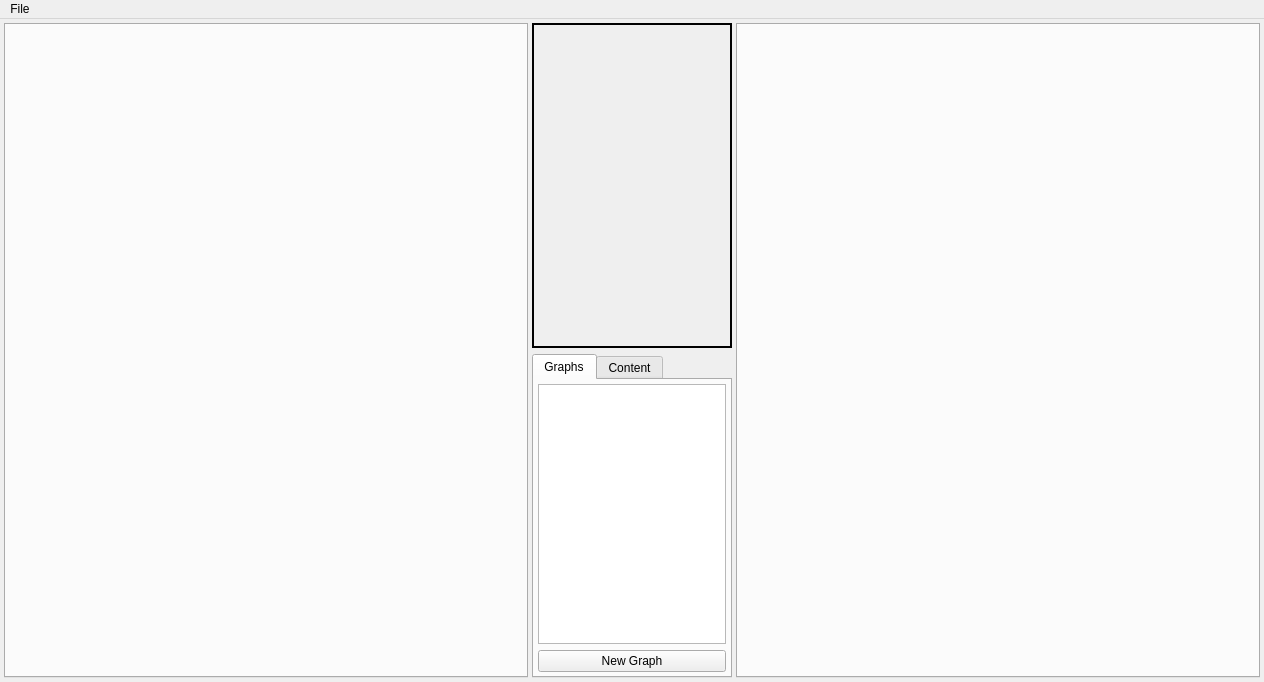
This is zengarden/source/forms/zengarden.ui in aedm/zengine as Qt 5 draws it before an edit. The edited form follows.
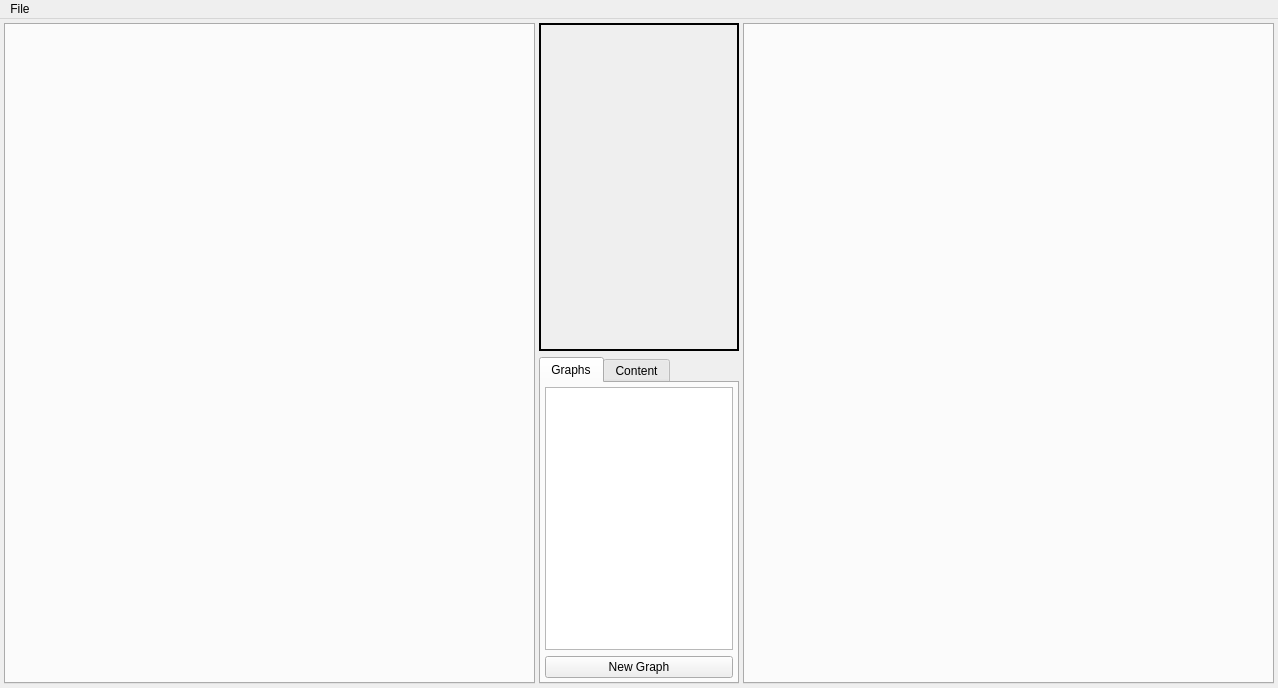
This is the edited form. Icons and pictures are not drawn.

The edit to the form file:
```diff
--- a/zengarden/source/forms/zengarden.ui
+++ b/zengarden/source/forms/zengarden.ui
@@ -6,8 +6,8 @@
    <rect>
     <x>0</x>
     <y>0</y>
-    <width>1264</width>
-    <height>682</height>
+    <width>1278</width>
+    <height>688</height>
    </rect>
   </property>
   <property name="windowTitle">
@@ -314,7 +314,7 @@
     <rect>
      <x>0</x>
      <y>0</y>
-     <width>1264</width>
+     <width>1278</width>
      <height>21</height>
     </rect>
    </property>
```
